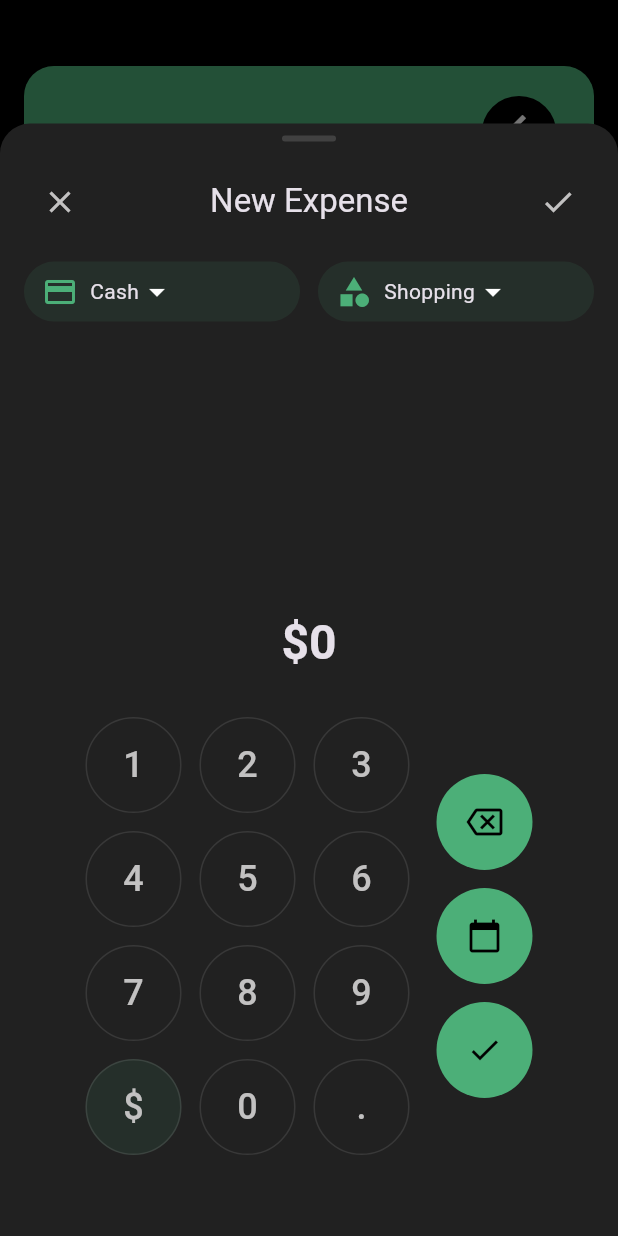
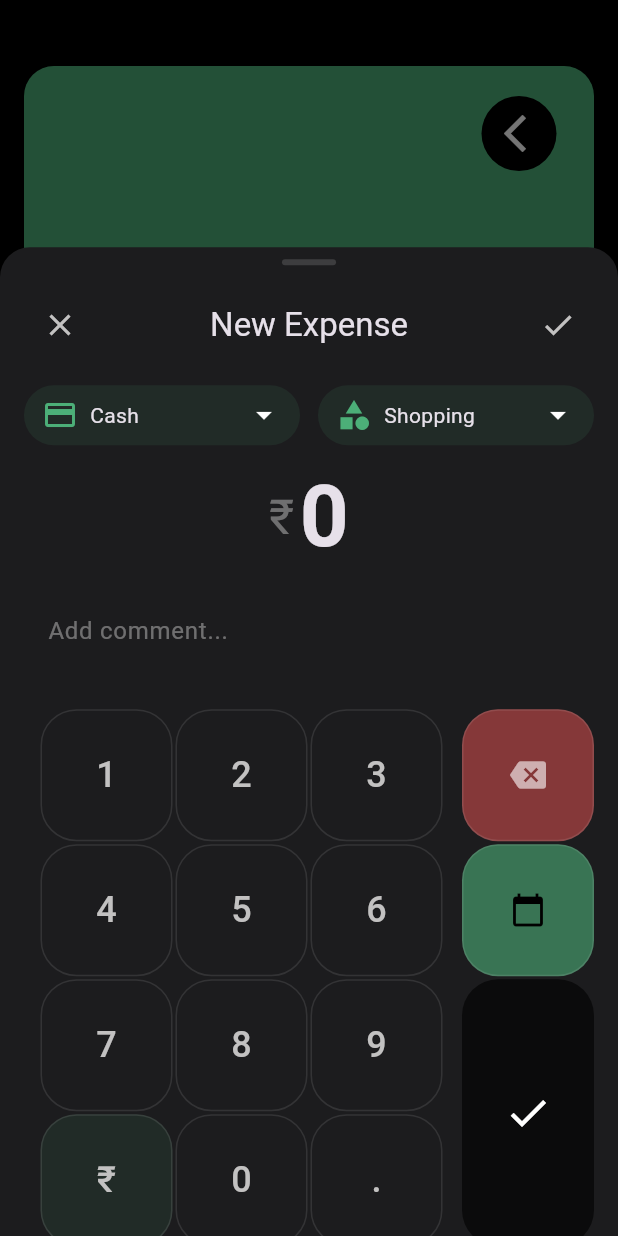
Before and after one commit to AmalAntoney123/chilav-expense-tracker, a Flutter app: the screen it shows after launch, after a tap on the "add" icon, on a phone screen of 412 x 824 dp. Run offline on Flutter 3.47's test engine with Material 3 defaults, Android fonts, the light colour scheme and no system bars.

Commit message:
expense screen looks

```diff
--- a/lib/main.dart
+++ b/lib/main.dart
@@ -19,7 +19,7 @@ class MyApp extends StatelessWidget {
           primary: const Color.fromARGB(255, 64, 136, 67),
           secondary: Colors.green.shade400,
           tertiary: const Color.fromARGB(255, 223, 62, 62),
-          surface: Colors.grey[900]!,
+          surface: const Color(0xFF1C1C1E),
           background: Colors.black,
         ),
         useMaterial3: true,
@@ -30,8 +30,8 @@ class MyApp extends StatelessWidget {
           primary: const Color.fromARGB(255, 76, 175, 120),
           secondary: const Color.fromARGB(255, 102, 187, 154),
           tertiary: const Color.fromARGB(255, 203, 75, 75),
-          onSurface: const Color.fromARGB(255, 194, 193, 193)!,
-          surface: Colors.grey[900]!,
+          onSurface: const Color.fromARGB(255, 194, 193, 193),
+          surface: const Color(0xFF1C1C1E),
           background: Colors.black,
         ),
         useMaterial3: true,
--- a/lib/screens/expense_input_screen.dart
+++ b/lib/screens/expense_input_screen.dart
@@ -1,4 +1,5 @@
 import 'package:flutter/material.dart';
+import 'dart:async';
 
 class ExpenseInputScreen extends StatefulWidget {
   const ExpenseInputScreen({super.key});
@@ -11,6 +12,9 @@ class _ExpenseInputScreenState extends State<ExpenseInputScreen> {
   String _amount = '0';
   String _category = 'Shopping';
   String _paymentMethod = 'Cash';
+  final TextEditingController _commentController = TextEditingController();
+
+  Timer? _backspaceTimer;
 
   void _updateAmount(String value) {
     setState(() {
@@ -32,6 +36,26 @@ class _ExpenseInputScreenState extends State<ExpenseInputScreen> {
     });
   }
 
+  void _startBackspaceTimer() {
+    _backspaceTimer?.cancel();
+    _backspaceTimer =
+        Timer.periodic(const Duration(milliseconds: 150), (timer) {
+      _backspace();
+    });
+  }
+
+  void _stopBackspaceTimer() {
+    _backspaceTimer?.cancel();
+    _backspaceTimer = null;
+  }
+
+  @override
+  void dispose() {
+    _backspaceTimer?.cancel();
+    _commentController.dispose();
+    super.dispose();
+  }
+
   @override
   Widget build(BuildContext context) {
     final theme = Theme.of(context);
@@ -39,9 +63,11 @@ class _ExpenseInputScreenState extends State<ExpenseInputScreen> {
 
     return Container(
       decoration: BoxDecoration(
-        color: colorScheme.surface,
+        color: const Color(0xFF1C1C1E),
         borderRadius: const BorderRadius.vertical(top: Radius.circular(20)),
       ),
+      child: SafeArea(
+        bottom: false,
         child: Column(
           mainAxisSize: MainAxisSize.min,
           children: [
@@ -80,10 +106,10 @@ class _ExpenseInputScreenState extends State<ExpenseInputScreen> {
                 ],
               ),
             ),
-          Expanded(
-            child: Padding(
-              padding: const EdgeInsets.all(16.0),
+            Padding(
+              padding: const EdgeInsets.fromLTRB(16.0, 16.0, 16.0, 0),
               child: Column(
+                mainAxisSize: MainAxisSize.min,
                 children: [
                   // Category and Payment Method Selectors
                   Row(
@@ -97,11 +123,10 @@ class _ExpenseInputScreenState extends State<ExpenseInputScreen> {
                             borderRadius: BorderRadius.circular(20),
                           ),
                           child: Row(
-                            mainAxisSize: MainAxisSize.min,
                             children: [
                               Icon(Icons.payment, color: colorScheme.primary),
                               const SizedBox(width: 8),
-                              Text(_paymentMethod),
+                              Expanded(child: Text(_paymentMethod)),
                               const Icon(Icons.arrow_drop_down),
                             ],
                           ),
@@ -117,11 +142,10 @@ class _ExpenseInputScreenState extends State<ExpenseInputScreen> {
                             borderRadius: BorderRadius.circular(20),
                           ),
                           child: Row(
-                            mainAxisSize: MainAxisSize.min,
                             children: [
                               Icon(Icons.category, color: colorScheme.primary),
                               const SizedBox(width: 8),
-                              Text(_category),
+                              Expanded(child: Text(_category)),
                               const Icon(Icons.arrow_drop_down),
                             ],
                           ),
@@ -129,166 +153,214 @@ class _ExpenseInputScreenState extends State<ExpenseInputScreen> {
                       ),
                     ],
                   ),
-                  const Spacer(),
+                  const SizedBox(height: 16),
                   // Amount Display
+                  Row(
+                    mainAxisAlignment: MainAxisAlignment.center,
+                    mainAxisSize: MainAxisSize.min,
+                    children: [
                       Text(
-                    '\$$_amount',
+                        '₹',
                         style: theme.textTheme.headlineLarge?.copyWith(
+                          color: colorScheme.onSurface.withOpacity(0.5),
+                        ),
+                      ),
+                      const SizedBox(width: 4),
+                      Flexible(
+                        child: FittedBox(
+                          fit: BoxFit.scaleDown,
+                          child: Text(
+                            _amount,
+                            style: theme.textTheme.displayLarge?.copyWith(
                               fontWeight: FontWeight.bold,
                             ),
                           ),
-                  const SizedBox(height: 24),
-                  // Number Pad
+                        ),
+                      ),
+                    ],
+                  ),
+                  const SizedBox(height: 8),
+                  // Add Comment Section
+                  Container(
+                    padding: const EdgeInsets.symmetric(
+                        horizontal: 16, vertical: 12),
+                    decoration: BoxDecoration(
+                      color: colorScheme.surface,
+                      borderRadius: BorderRadius.circular(12),
+                    ),
+                    child: TextField(
+                      controller: _commentController,
+                      maxLength: 100,
+                      decoration: InputDecoration(
+                        hintText: 'Add comment...',
+                        hintStyle: theme.textTheme.bodyLarge?.copyWith(
+                          color: colorScheme.onSurface.withOpacity(0.5),
+                        ),
+                        border: InputBorder.none,
+                        counterText: '', // Hides the default counter
+                      ),
+                      style: theme.textTheme.bodyLarge,
+                    ),
+                  ),
+                  const SizedBox(height: 16),
+                  // Number Pad and side buttons row
                   Row(
                     mainAxisAlignment: MainAxisAlignment.center,
                     children: [
-                      // Main number pad column
-                      Column(
+                      Expanded(
+                        child: Column(
                           children: [
                             Row(
                               mainAxisAlignment: MainAxisAlignment.center,
                               children: [
-                              for (var i = 1; i <= 3; i++)
-                                Padding(
-                                  padding: const EdgeInsets.all(6.0),
-                                  child: _NumberButton(
-                                    label: '$i',
-                                    onTap: () => _updateAmount('$i'),
+                                _NumberButton(
+                                  label: '1',
+                                  onTap: () => _updateAmount('1'),
                                   colorScheme: colorScheme,
                                 ),
+                                const SizedBox(width: 2),
+                                _NumberButton(
+                                  label: '2',
+                                  onTap: () => _updateAmount('2'),
+                                  colorScheme: colorScheme,
+                                ),
+                                const SizedBox(width: 2),
+                                _NumberButton(
+                                  label: '3',
+                                  onTap: () => _updateAmount('3'),
+                                  colorScheme: colorScheme,
                                 ),
                               ],
                             ),
+                            const SizedBox(height: 2),
                             Row(
                               mainAxisAlignment: MainAxisAlignment.center,
                               children: [
-                              for (var i = 4; i <= 6; i++)
-                                Padding(
-                                  padding: const EdgeInsets.all(6.0),
-                                  child: _NumberButton(
-                                    label: '$i',
-                                    onTap: () => _updateAmount('$i'),
+                                _NumberButton(
+                                  label: '4',
+                                  onTap: () => _updateAmount('4'),
                                   colorScheme: colorScheme,
                                 ),
+                                const SizedBox(width: 2),
+                                _NumberButton(
+                                  label: '5',
+                                  onTap: () => _updateAmount('5'),
+                                  colorScheme: colorScheme,
+                                ),
+                                const SizedBox(width: 2),
+                                _NumberButton(
+                                  label: '6',
+                                  onTap: () => _updateAmount('6'),
+                                  colorScheme: colorScheme,
                                 ),
                               ],
                             ),
+                            const SizedBox(height: 2),
                             Row(
                               mainAxisAlignment: MainAxisAlignment.center,
                               children: [
-                              for (var i = 7; i <= 9; i++)
-                                Padding(
-                                  padding: const EdgeInsets.all(6.0),
-                                  child: _NumberButton(
-                                    label: '$i',
-                                    onTap: () => _updateAmount('$i'),
+                                _NumberButton(
+                                  label: '7',
+                                  onTap: () => _updateAmount('7'),
                                   colorScheme: colorScheme,
                                 ),
+                                const SizedBox(width: 2),
+                                _NumberButton(
+                                  label: '8',
+                                  onTap: () => _updateAmount('8'),
+                                  colorScheme: colorScheme,
+                                ),
+                                const SizedBox(width: 2),
+                                _NumberButton(
+                                  label: '9',
+                                  onTap: () => _updateAmount('9'),
+                                  colorScheme: colorScheme,
                                 ),
                               ],
                             ),
+                            const SizedBox(height: 2),
                             Row(
                               mainAxisAlignment: MainAxisAlignment.center,
                               children: [
-                              Padding(
-                                padding: const EdgeInsets.all(6.0),
-                                child: _NumberButton(
-                                  label: '\$',
+                                _NumberButton(
+                                  label: '₹',
                                   onTap: () {},
                                   colorScheme: colorScheme,
                                   backgroundColor:
                                       colorScheme.primary.withOpacity(0.1),
                                 ),
-                              ),
-                              Padding(
-                                padding: const EdgeInsets.all(6.0),
-                                child: _NumberButton(
+                                const SizedBox(width: 2),
+                                _NumberButton(
                                   label: '0',
                                   onTap: () => _updateAmount('0'),
                                   colorScheme: colorScheme,
                                 ),
-                              ),
-                              Padding(
-                                padding: const EdgeInsets.all(6.0),
-                                child: _NumberButton(
+                                const SizedBox(width: 2),
+                                _NumberButton(
                                   label: '.',
                                   onTap: () => _updateAmount('.'),
                                   colorScheme: colorScheme,
+                                ),
+                              ],
+                            ),
+                          ],
+                        ),
+                      ),
+                      const SizedBox(width: 2),
+                      Column(
+                        children: [
+                          _NumberButton(
+                            label: '',
+                            icon: Icons.backspace,
+                            onTap: _backspace,
+                            onLongPressStart: (_) => _startBackspaceTimer(),
+                            onLongPressEnd: (_) => _stopBackspaceTimer(),
+                            colorScheme: colorScheme,
+                            backgroundColor:
+                                colorScheme.tertiary.withOpacity(0.6),
+                            textColor: Colors.white.withOpacity(0.6),
+                            height: 88,
+                          ),
+                          const SizedBox(height: 2),
+                          _NumberButton(
+                            label: '',
+                            icon: Icons.calendar_today,
+                            onTap: () {
+                              // TODO: Add calendar functionality
+                            },
+                            colorScheme: colorScheme,
+                            backgroundColor:
+                                colorScheme.primary.withOpacity(0.6),
+                            textColor: colorScheme.onPrimary,
+                            height: 88,
+                          ),
+                          const SizedBox(height: 2),
+                          Container(
+                            width: 88,
+                            height: 178,
+                            decoration: BoxDecoration(
+                              color: colorScheme.background.withOpacity(0.6),
+                              borderRadius: BorderRadius.circular(24),
+                            ),
+                            child: const Center(
+                              child: Icon(
+                                Icons.check,
+                                color: Colors.white,
+                                size: 32,
+                              ),
                             ),
                           ),
                         ],
                       ),
                     ],
                   ),
-                      // Side column with additional buttons
-                      Padding(
-                        padding: const EdgeInsets.only(left: 6.0),
-                        child: Column(
-                          children: [
-                            Padding(
-                              padding: const EdgeInsets.all(6.0),
-                              child: Container(
-                                width: 64,
-                                height: 64,
-                                decoration: BoxDecoration(
-                                  color: colorScheme.primary,
-                                  borderRadius: BorderRadius.circular(32),
-                                ),
-                                child: IconButton(
-                                  icon: const Icon(Icons.backspace_outlined),
-                                  color: colorScheme.onPrimary,
-                                  onPressed: _backspace,
-                                ),
-                              ),
-                            ),
-                            Padding(
-                              padding: const EdgeInsets.all(6.0),
-                              child: Container(
-                                width: 64,
-                                height: 64,
-                                decoration: BoxDecoration(
-                                  color: colorScheme.primary,
-                                  borderRadius: BorderRadius.circular(32),
-                                ),
-                                child: IconButton(
-                                  icon: const Icon(Icons.calendar_today),
-                                  color: colorScheme.onPrimary,
-                                  onPressed: () {
-                                    // TODO: Add calendar functionality
-                                  },
-                                ),
-                              ),
-                            ),
-                            Padding(
-                              padding: const EdgeInsets.all(6.0),
-                              child: Container(
-                                width: 64,
-                                height: 64,
-                                decoration: BoxDecoration(
-                                  color: colorScheme.primary,
-                                  borderRadius: BorderRadius.circular(32),
-                                ),
-                                child: IconButton(
-                                  icon: const Icon(Icons.check),
-                                  color: colorScheme.onPrimary,
-                                  onPressed: () {
-                                    // TODO: Save expense
-                                    Navigator.of(context).pop();
-                                  },
-                                ),
-                              ),
-                            ),
+                  const SizedBox(
+                      height: 16), // Added to ensure space at the bottom
                 ],
               ),
             ),
           ],
         ),
-                  const SizedBox(height: 32),
-                ],
-              ),
-            ),
-          ),
-        ],
       ),
     );
   }
@@ -296,39 +368,56 @@ class _ExpenseInputScreenState extends State<ExpenseInputScreen> {
 
 class _NumberButton extends StatelessWidget {
   final String label;
+  final IconData? icon;
   final VoidCallback onTap;
+  final void Function(LongPressStartDetails)? onLongPressStart;
+  final void Function(LongPressEndDetails)? onLongPressEnd;
   final ColorScheme colorScheme;
   final Color? backgroundColor;
+  final Color? textColor;
+  final double? height;
 
   const _NumberButton({
     required this.label,
+    this.icon,
     required this.onTap,
+    this.onLongPressStart,
+    this.onLongPressEnd,
     required this.colorScheme,
     this.backgroundColor,
+    this.textColor,
+    this.height,
   });
 
   @override
   Widget build(BuildContext context) {
-    return InkWell(
+    return GestureDetector(
       onTap: onTap,
-      borderRadius: BorderRadius.circular(32),
+      onLongPressStart: onLongPressStart,
+      onLongPressEnd: onLongPressEnd,
       child: Container(
-        width: 64,
-        height: 64,
+        width: 88,
+        height: height ?? 88,
         decoration: BoxDecoration(
           color: backgroundColor ?? colorScheme.surface,
-          borderRadius: BorderRadius.circular(32),
+          borderRadius: BorderRadius.circular(24),
           border: Border.all(
             color: colorScheme.outline.withOpacity(0.1),
           ),
         ),
         child: Center(
-          child: Text(
+          child: icon != null
+              ? Icon(
+                  icon,
+                  color: textColor ?? colorScheme.onSurface,
+                  size: 24,
+                )
+              : Text(
                   label,
                   style: TextStyle(
                     fontSize: 24,
                     fontWeight: FontWeight.w500,
-              color: colorScheme.onSurface,
+                    color: textColor ?? colorScheme.onSurface,
                   ),
                 ),
         ),
--- a/lib/screens/home_screen.dart
+++ b/lib/screens/home_screen.dart
@@ -17,9 +17,7 @@ class _HomeScreenState extends State<HomeScreen> {
       isScrollControlled: true,
       backgroundColor: Colors.transparent,
       builder: (context) => DraggableScrollableSheet(
-        initialChildSize: 0.9,
-        minChildSize: 0.5,
-        maxChildSize: 0.95,
+        initialChildSize: 0.8,
         builder: (_, controller) => const ExpenseInputScreen(),
       ),
     );
```
Lines whose indentation alone changed are shown as unchanged.
